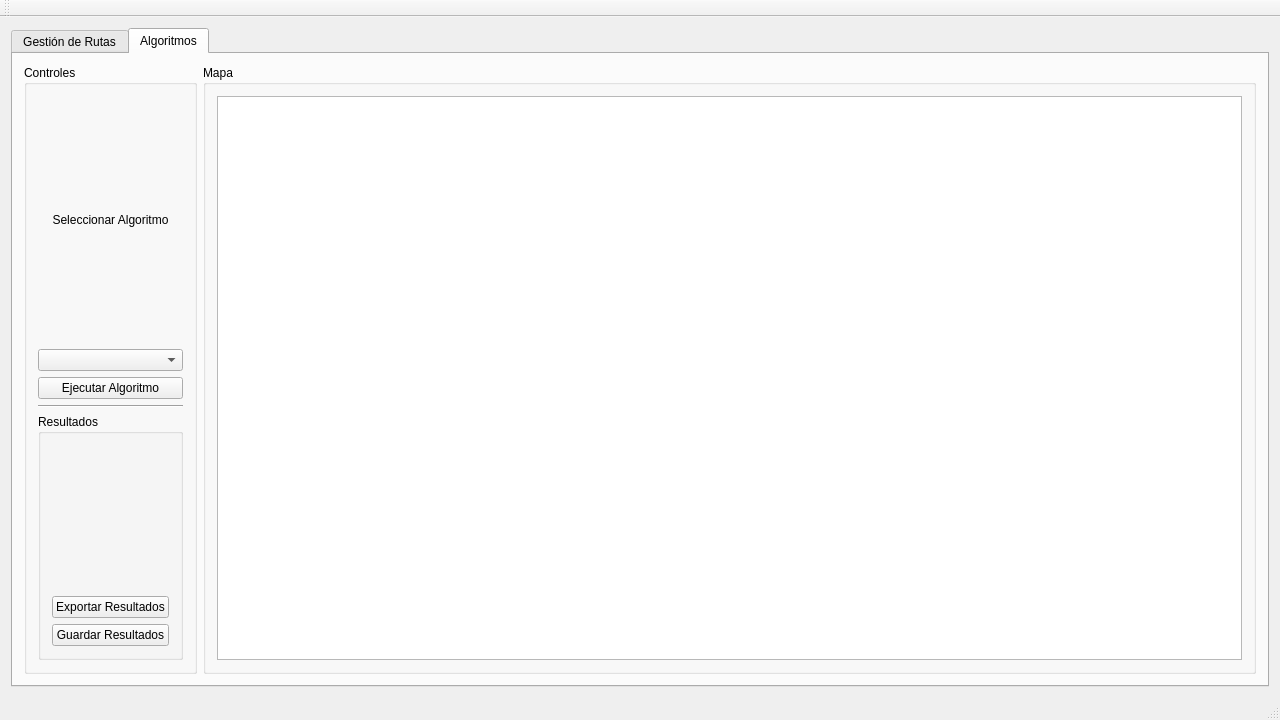
Before: the Qt Designer form RotoMap/MainWindow.ui in Alexzm25/RotoMap, drawn with Qt 5.
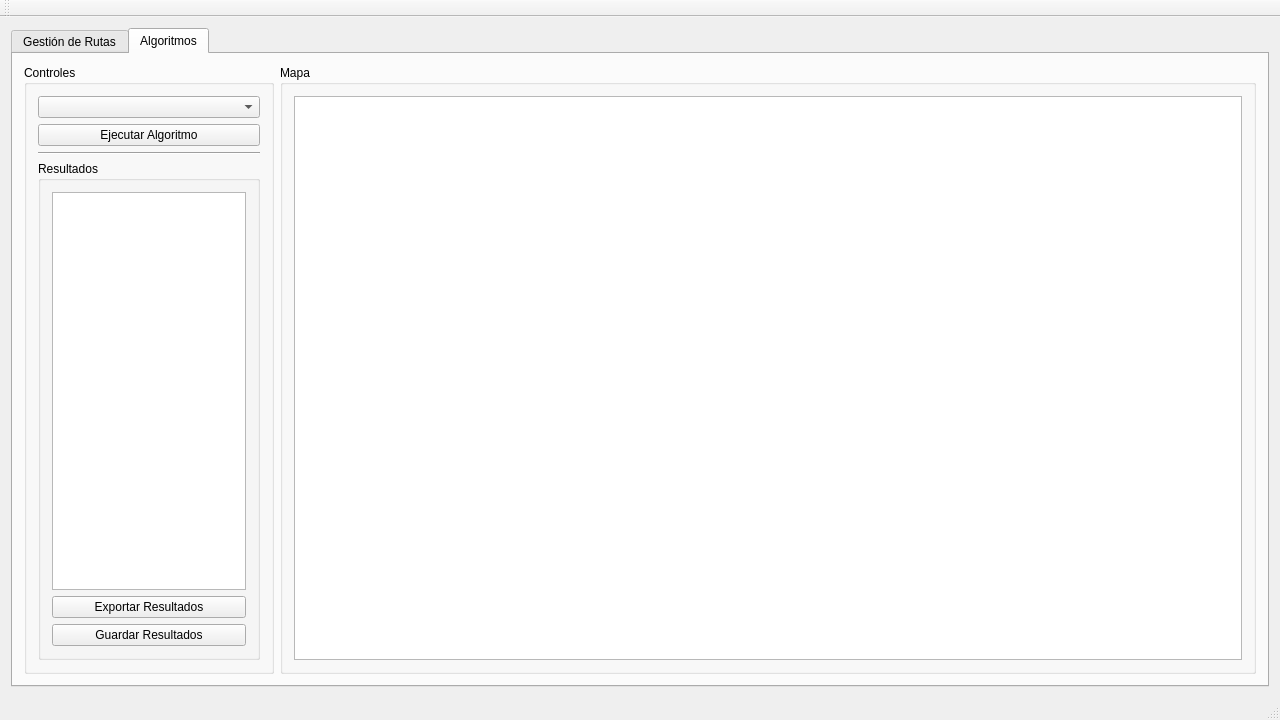
After: the same form once the commit is applied. The open tabs and pages were chosen to show the change. Icons and pictures are not drawn.

The edit to the form file:
```diff
--- a/RotoMap/MainWindow.ui
+++ b/RotoMap/MainWindow.ui
@@ -126,16 +126,6 @@
            <string>Controles</string>
           </property>
           <layout class="QVBoxLayout" name="verticalLayout_3">
-           <item>
-            <widget class="QLabel" name="label_2">
-             <property name="text">
-              <string>Seleccionar Algoritmo</string>
-             </property>
-             <property name="alignment">
-              <set>Qt::AlignmentFlag::AlignCenter</set>
-             </property>
-            </widget>
-           </item>
            <item>
             <widget class="QComboBox" name="comboBox"/>
            </item>
@@ -160,14 +150,8 @@
              </property>
              <layout class="QVBoxLayout" name="verticalLayout_9">
               <item>
-               <widget class="QLabel" name="resultsLbl">
-                <property name="text">
-                 <string/>
-                </property>
-                <property name="alignment">
-                 <set>Qt::AlignmentFlag::AlignLeading|Qt::AlignmentFlag::AlignLeft|Qt::AlignmentFlag::AlignTop</set>
-                </property>
-                <property name="wordWrap">
+               <widget class="QTextEdit" name="resultsText">
+                <property name="readOnly">
                  <bool>true</bool>
                 </property>
                </widget>
```
Left out of the diff: 30 changed lines with no effect on the pictures.
